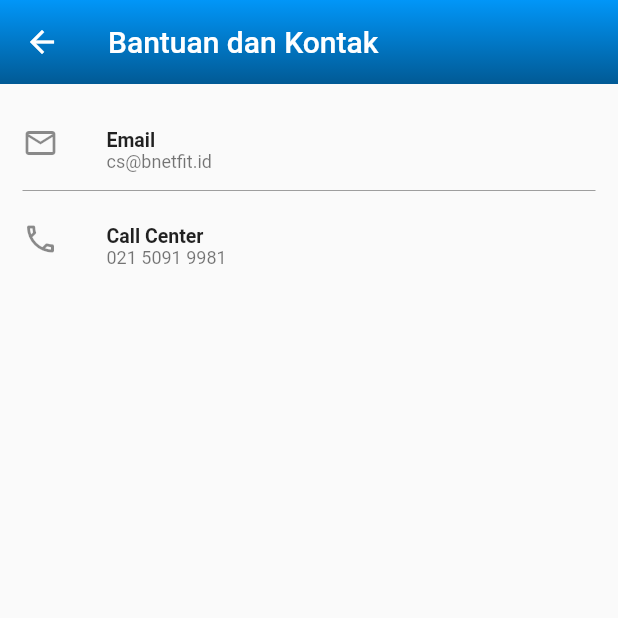
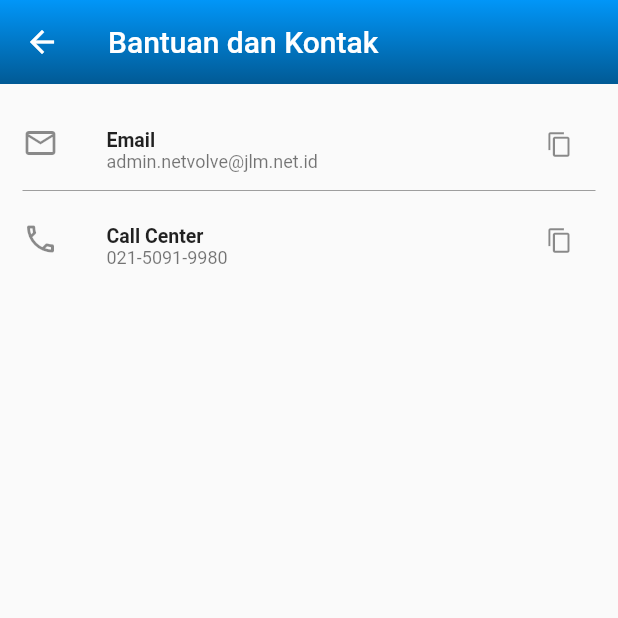
Before and after one commit to Jalalintasmedia/mynetvolve, a Flutter app: the BantuanDanKontakScreen screen opened by its route, on a phone screen of 412 x 824 dp, the top half of it. Run offline on Flutter 3.47's test engine with Material 2 defaults, Android fonts, the light colour scheme and no system bars; our stand-ins replace barcode_widget, cached_network_image, carousel_slider, connectivity, device_info_plus, dotted_line and 25 more; missing offline and left inert: flutter_inappwebview, maps_launcher, mobile_scanner, notification_permissions; accounts and stored records are empty; key blocks and very long unbroken strings in the code were emptied for the run.

Commit message:
counter payment, my packages widget remove tv, add function in bantuan dan kontak

```diff
--- a/lib/providers/qris_prov.dart
+++ b/lib/providers/qris_prov.dart
@@ -100,7 +100,7 @@ class QrisProv with ChangeNotifier {
     print(
       '===== generate alfamart prov CALLED. t_isp_id: $tIspId, tAccountId: $tAccountId, account no: $accountNo, name: $name, invoice no: $invoiceNo, amount: $amount',
     );
-    final url = Uri.parse('$PG_API_URL/otc-netvolve.php');
+    final url = Uri.parse('$PG_XENDIT_API_URL/otc-netvolve.php');
     try {
       final response = await http.post(
         url,
--- a/lib/screens/menu/beranda_screen.dart
+++ b/lib/screens/menu/beranda_screen.dart
@@ -106,7 +106,10 @@ class _BerandaScreenState extends State<BerandaScreen> {
                                 children: [
                                   InternetPackageContainer(),
                                   SizedBox(height: 15),
-                                  MyPackagesWidget(),
+                                  Align(
+                                    alignment: Alignment.centerLeft,
+                                    child: MyPackagesWidget(),
+                                  ),
                                 ],
                               ),
                             );
--- a/lib/screens/payment/credit_card_screen.dart
+++ b/lib/screens/payment/credit_card_screen.dart
@@ -98,7 +98,7 @@ class _CreditCardScreenState extends State<CreditCardScreen> {
   @override
   Widget build(BuildContext context) {
     return Scaffold(
-      appBar: GradientAppBar(title: 'Pembayaran Credit Card'),
+      appBar: GradientAppBar(title: 'Pembayaran Kartu Kredit'),
       body: FutureBuilder(
         future: _ccFuture,
         builder: (ctx, dataSnapshot) {
--- a/lib/screens/profile/bantuan/bantuan_dan_kontak_screen.dart
+++ b/lib/screens/profile/bantuan/bantuan_dan_kontak_screen.dart
@@ -1,5 +1,6 @@
 import 'package:flutter/material.dart';
 import 'package:mynetvolve/helpers/copy_text.dart';
+import 'package:mynetvolve/helpers/link_director.dart';
 import 'package:mynetvolve/widgets/gradient_app_bar.dart';
 
 class BantuanDanKontakScreen extends StatelessWidget {
@@ -17,14 +18,16 @@ class BantuanDanKontakScreen extends StatelessWidget {
               children: [
                 kontakListTile(
                   'Email',
-                  'cs@bnetfit.id',
+                  'admin.netvolve@jlm.net.id',
                   Icons.email_outlined,
+                  () => emailWithMailApp('admin.netvolve@jlm.net.id'),
                 ),
                 const Divider(color: Colors.grey),
                 kontakListTile(
                   'Call Center',
-                  '021 5091 9981',
+                  '021-5091-9980',
                   Icons.phone_outlined,
+                  () => callNumber('02150919980'),
                 ),
               ],
             ),
@@ -34,9 +37,9 @@ class BantuanDanKontakScreen extends StatelessWidget {
     );
   }
 
-  ListTile kontakListTile(String title, String subtitle, IconData icon) {
+  ListTile kontakListTile(String title, String subtitle, IconData icon, VoidCallback onTap) {
     return ListTile(
-      onTap: () => copyText(copiedData: subtitle, copyType: title),
+      onTap: onTap,
       title: Text(
         title,
         style: const TextStyle(
@@ -45,6 +48,10 @@ class BantuanDanKontakScreen extends StatelessWidget {
       ),
       subtitle: Text(subtitle),
       leading: Icon(icon),
+      trailing: IconButton(
+        icon: const Icon(Icons.copy, size: 18),
+        onPressed: () => copyText(copiedData: subtitle, copyType: title),
+      ),
       dense: true,
       contentPadding: const EdgeInsets.symmetric(
         horizontal: 0.0,
--- a/lib/widgets/payment/credit_card_sub.dart
+++ b/lib/widgets/payment/credit_card_sub.dart
@@ -16,13 +16,12 @@ class CreditCardSub extends StatelessWidget {
   @override
   Widget build(BuildContext context) {
     return ExpansionPembayaranSub(
-      title: 'Kartu Kredit',
+      title: 'Kartu Kredit dan Paylater',
       children: [
         GeneratePembayaranTile(
           title: 'Kartu Kredit',
           image: 'mandiri-logo.png',
           noImage: true,
-          tutorialText: '',
           onPressed: () => Navigator.of(context).push(
             MaterialPageRoute(
               builder: (_) => CreditCardScreen(
@@ -36,7 +35,6 @@ class CreditCardSub extends StatelessWidget {
         GeneratePembayaranTile(
           title: 'Akulaku',
           image: 'akulaku-logo.jpeg',
-          tutorialText: '',
           onPressed: () => Navigator.of(context).push(
             MaterialPageRoute(
               builder: (_) => AkuLakuScreen(
--- a/lib/widgets/payment/generate_pembayaran_tile.dart
+++ b/lib/widgets/payment/generate_pembayaran_tile.dart
@@ -10,7 +10,7 @@ class GeneratePembayaranTile extends StatelessWidget {
     Key? key,
     required this.title,
     required this.image,
-    required this.tutorialText,
+    this.tutorialText,
     required this.onPressed,
     required this.buttonText,
     this.noImage = false,
@@ -18,7 +18,7 @@ class GeneratePembayaranTile extends StatelessWidget {
 
   final String title;
   final String image;
-  final String tutorialText;
+  final String? tutorialText;
   final VoidCallback onPressed;
   final String buttonText;
   final bool noImage;
@@ -33,6 +33,7 @@ class GeneratePembayaranTile extends StatelessWidget {
         padding: const EdgeInsets.only(bottom: 15),
         child: Column(
           children: [
+            if (tutorialText != null)
               Html(
                 data: tutorialText,
                 shrinkWrap: true,
--- a/lib/widgets/payment/metode_pembayaran_tile.dart
+++ b/lib/widgets/payment/metode_pembayaran_tile.dart
@@ -34,8 +34,9 @@ class MetodePembayaranTile extends StatelessWidget {
         child: ExpansionTile(
           expandedCrossAxisAlignment: CrossAxisAlignment.end,
           leading: noImage ? null : LayoutBuilder(
-            builder: (ctx, constraints) => SizedBox(
+            builder: (ctx, constraints) => Container(
               width: constraints.maxWidth * 0.25,
+              padding: const EdgeInsets.all(3),
               child: Image.asset('assets/images/$image'),
             ),
           ),
```
Also changed, not shown: lib/helpers/link_director.dart (+16 -0 lines), lib/screens/payment/bayar_tagihan_screen.dart (+5 -4 lines), lib/widgets/beranda/my_packages_widget.dart (+23 -13 lines). Lines whose indentation alone changed are shown as unchanged.
